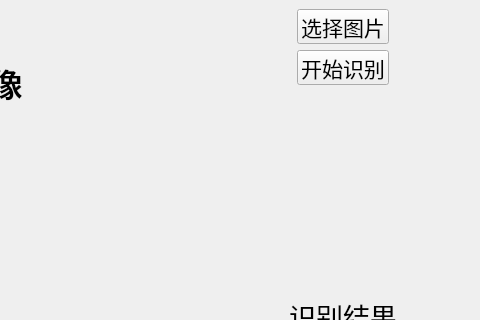
This is examine/LicensePlateRecognition/licenseplaterecognition.ui in xxhfln/QTCourse as Qt 5 draws it before an edit; both pictures show x 240 to 720 and y 0 to 320 of the 720 by 543 pixel window. The edited form follows.
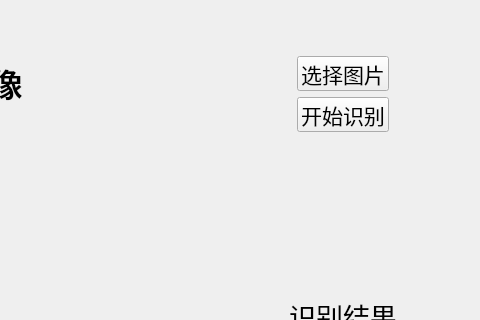
This is the edited form. Icons and pictures are not drawn.

Commit message: refactor: ♻️ 美化UI

Diff of the .ui file:
```diff
--- a/examine/LicensePlateRecognition/licenseplaterecognition.ui
+++ b/examine/LicensePlateRecognition/licenseplaterecognition.ui
@@ -70,7 +70,7 @@
      <layout class="QVBoxLayout" name="verticalLayout">
       <item>
        <layout class="QGridLayout" name="gridLayout">
-        <item row="0" column="0">
+        <item row="1" column="0">
          <widget class="QPushButton" name="select_btn">
           <property name="maximumSize">
            <size>
@@ -88,7 +88,7 @@
           </property>
          </widget>
         </item>
-        <item row="1" column="0">
+        <item row="2" column="0">
          <widget class="QPushButton" name="recognition_btn">
           <property name="maximumSize">
            <size>
@@ -106,6 +106,19 @@
           </property>
          </widget>
         </item>
+        <item row="0" column="0">
+         <spacer name="verticalSpacer_2">
+          <property name="orientation">
+           <enum>Qt::Vertical</enum>
+          </property>
+          <property name="sizeHint" stdset="0">
+           <size>
+            <width>20</width>
+            <height>40</height>
+           </size>
+          </property>
+         </spacer>
+        </item>
        </layout>
       </item>
       <item>
```
